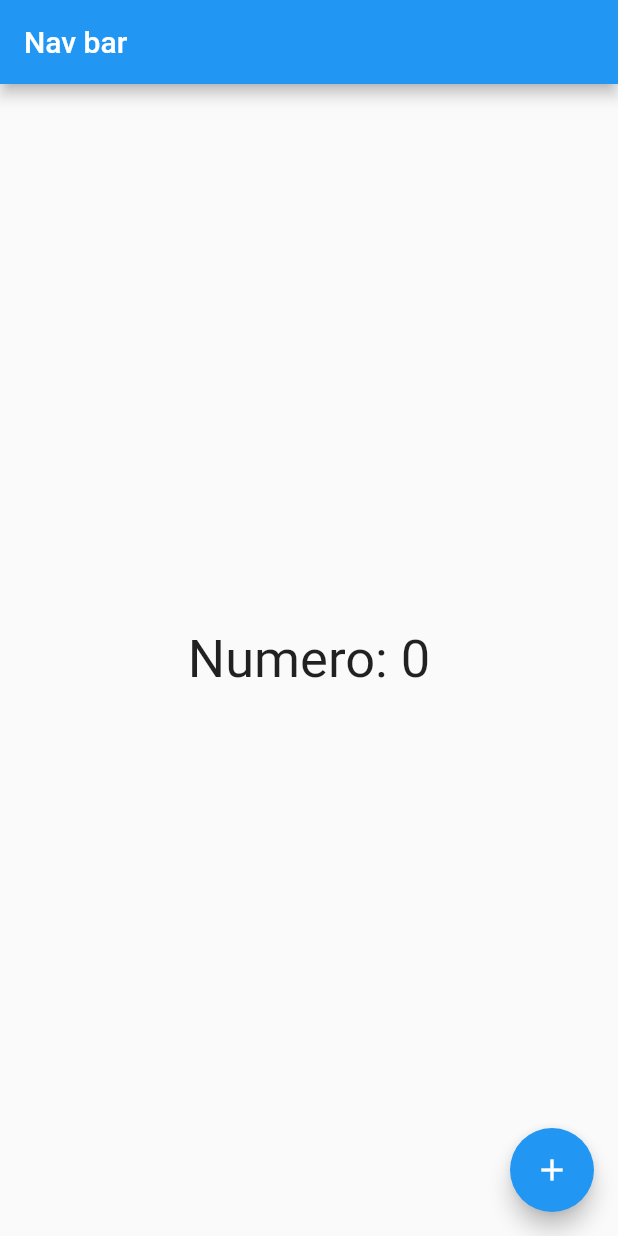
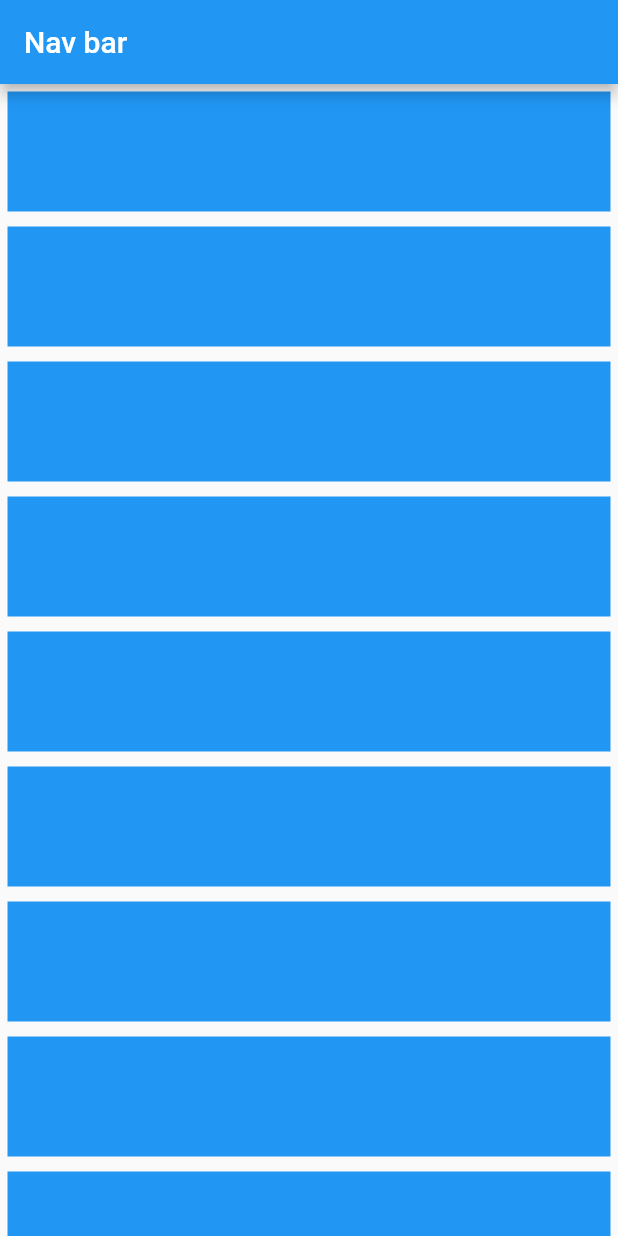
Before and after one commit to josevictormoreno/flutter-curso, a Flutter app: the screen it shows after launch, on a phone screen of 412 x 824 dp. Run offline on Flutter 3.47's test engine with Material 2 defaults, Android fonts, the phone set to English and light mode, and no system bars.

Commit message:
Aula 16 colums and rows, and scroll

```diff
--- a/my_app/lib/home_page.dart
+++ b/my_app/lib/home_page.dart
@@ -1,31 +1,4 @@
 import 'package:flutter/material.dart';
-import 'package:my_app/home_controller.dart';
-
-// class HomePage extends StatelessWidget {
-//   const HomePage({super.key});
-
-//   @override
-//   Widget build(BuildContext context) {
-//     var controller = HomeController.of(context);
-//     return Scaffold(
-//       appBar: AppBar(
-//         title: const Text('Nav bar'),
-//       ),
-//       body: Center(
-//         child: Text(
-//           'Numero: ${controller.value}',
-//           style: const TextStyle(fontSize: 35),
-//         ),
-//       ),
-//       floatingActionButton: FloatingActionButton(
-//         child: const Icon(Icons.add),
-//         onPressed: () {
-//           controller.increment();
-//         },
-//       ),
-//     );
-//   }
-// }
 
 class HomePage extends StatefulWidget {
   const HomePage({super.key});
@@ -40,23 +13,22 @@ class _HomePageState extends State<HomePage> {
   @override
   Widget build(BuildContext context) {
     return Scaffold(
-      appBar: AppBar(
-        title: const Text('Nav bar'),
-      ),
-      body: Center(
-        child: Text(
-          'Numero: ${counter}',
-          style: const TextStyle(fontSize: 35),
+        appBar: AppBar(
+          title: const Text('Nav bar'),
         ),
-      ),
-      floatingActionButton: FloatingActionButton(
-        child: const Icon(Icons.add),
-        onPressed: () {
-          setState(() {
-            counter++;
-          });
-        },
-      ),
-    );
+        body: Center(
+          child: SingleChildScrollView(
+              child: Column(
+            children: [
+              for (var i = 0; i < 10; i++)
+                Container(
+                  width: double.infinity,
+                  height: 80,
+                  margin: const EdgeInsets.all(5),
+                  color: Colors.blue,
+                )
+            ],
+          )),
+        ));
   }
 }
```
